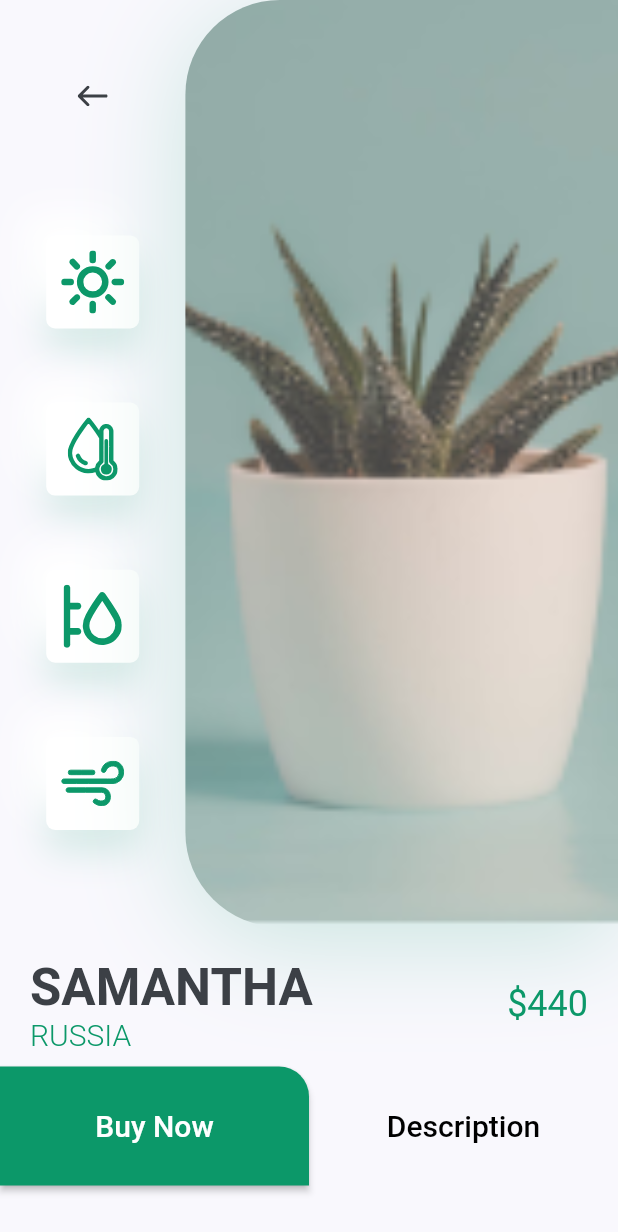
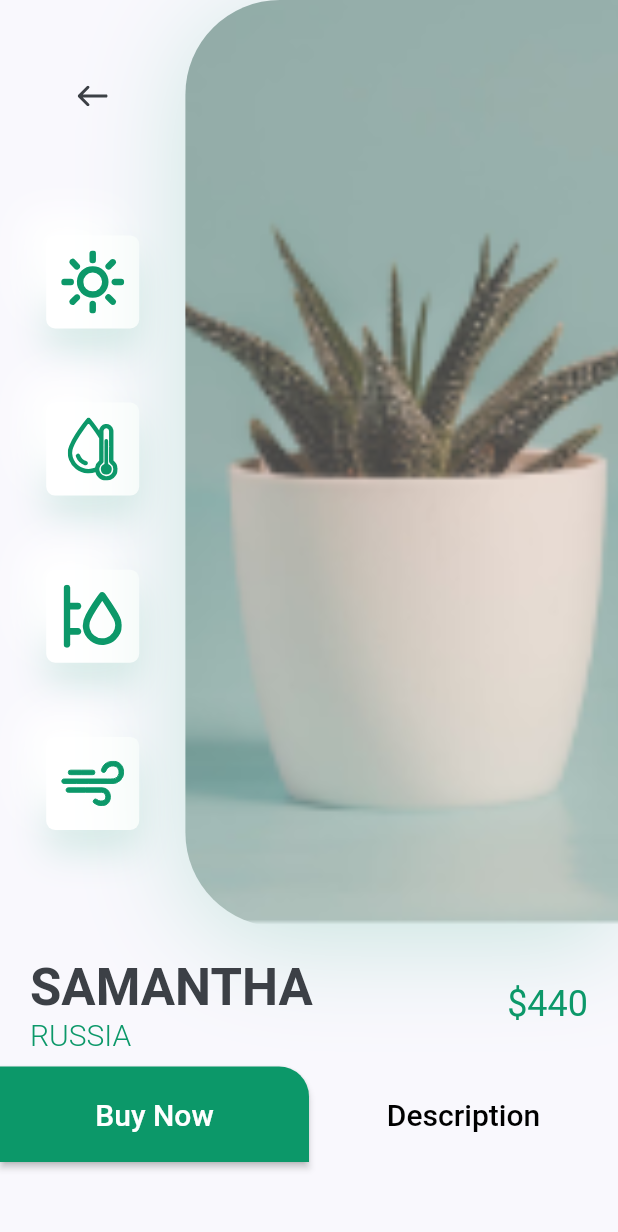
Before and after one commit to ahmedghaly15/Plant-App, a Flutter app: the screen it shows after launch, after a tap on an icon or button, on a phone screen of 412 x 824 dp. Shown: the top 1232 px of the screen. Run offline on Flutter 3.47's test engine with Material 2 defaults, Android fonts, the phone set to English and light mode, and no system bars; our stand-ins replace flutter_svg.

Commit message:
Modify heights

```diff
--- a/lib/screens/details/components/buy_and_description_buttons.dart
+++ b/lib/screens/details/components/buy_and_description_buttons.dart
@@ -15,7 +15,7 @@ class BuyAndDescriptionButtons extends StatelessWidget {
     return Row(
       children: <Widget>[
         SizedBox(
-          height: 79.35,
+          height: MediaQuery.of(context).size.height * 0.0773,
           width: size.width / 2,
           child: ElevatedButton(
             onPressed: () {},
--- a/lib/screens/home/components/recommended_plants.dart
+++ b/lib/screens/home/components/recommended_plants.dart
@@ -15,7 +15,7 @@ class RecommendedPlants extends StatelessWidget {
   @override
   Widget build(BuildContext context) {
     return SizedBox(
-      height: size.height * 0.33,
+      height: size.height * 0.34,
       child: Padding(
         padding: const EdgeInsets.symmetric(horizontal: kDefaultPadding),
         child: ListView.separated(
```
